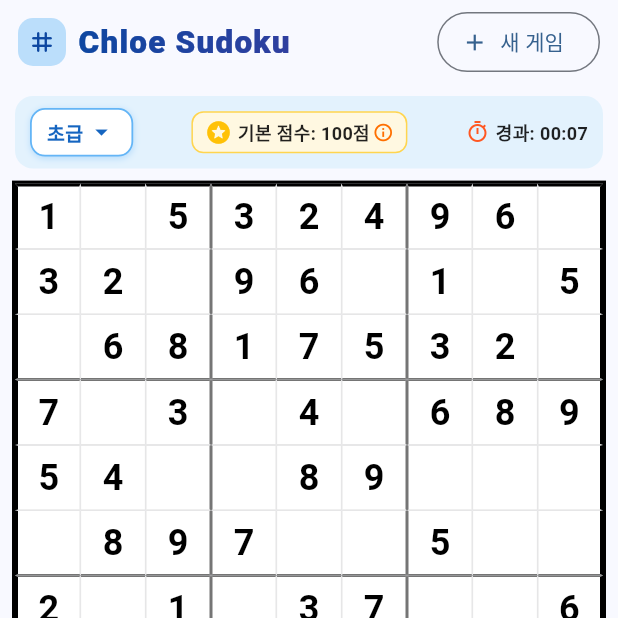
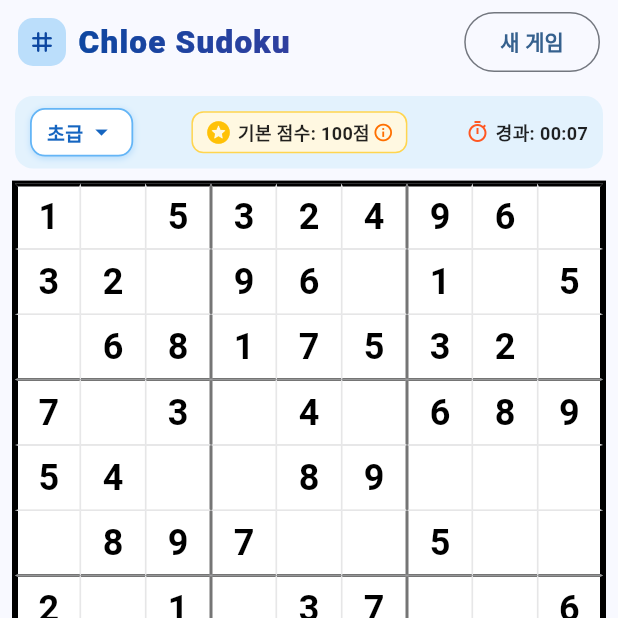
Before and after one commit to jaeleeman1/chloe-sudoku, a Flutter app: the screen it shows after launch, on a phone screen of 412 x 824 dp, the top half of it. Run offline on Flutter 3.47's test engine with Material 3 defaults, Android fonts, the phone set to English and light mode, and no system bars.

Commit message:
UI: Change top-right button text to 새 게임 without plus icon

```diff
--- a/lib/screens/home_screen.dart
+++ b/lib/screens/home_screen.dart
@@ -520,14 +520,16 @@ class _HomeScreenState extends State<HomeScreen> {
         actions: [
           Padding(
             padding: const EdgeInsets.only(right: 12.0),
-            child: OutlinedButton.icon(
+            child: OutlinedButton(
               onPressed: _startNewGame,
-              icon: const Icon(Icons.add, size: 18),
-              label: const Text('새 게임'),
               style: OutlinedButton.styleFrom(
                 shape: RoundedRectangleBorder(
                   borderRadius: BorderRadius.circular(20),
                 ),
+              ),
+              child: const Text(
+                '새 게임',
+                style: TextStyle(fontWeight: FontWeight.bold),
               ),
             ),
           ),
```
